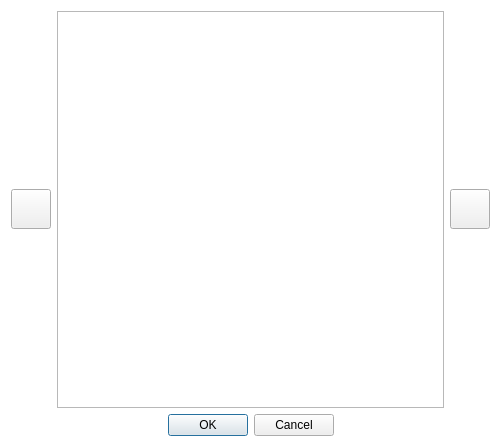
Above: CaX/dialog/cdripinfodialog.ui from fsest4u/CaX_03 before the change. Below: the same form after it.
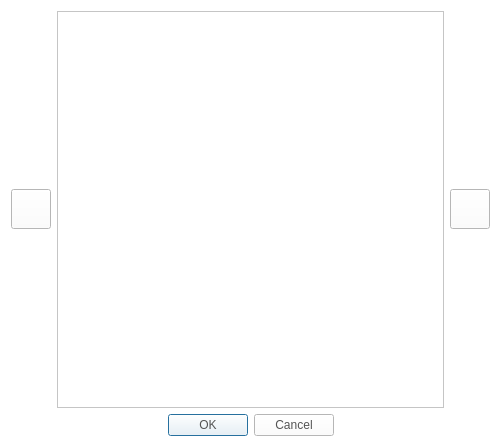
That is the form after the change. Icons and pictures are not drawn.

Commit message: [group play] ~ing dialog

What changed in the file:
```diff
--- a/CaX/dialog/cdripinfodialog.ui
+++ b/CaX/dialog/cdripinfodialog.ui
@@ -19,7 +19,12 @@
 	color: rgb(84, 84, 84);
 	font: 14pt &quot;Segoe UI&quot;;
 }
-QDialog
+QPushButton
+{
+	color: rgb(84, 84, 84);
+	font: 14pt &quot;Segoe UI&quot;;
+}
+QWidget
 {
 	background-color: rgb(255, 255, 255);
 }</string>
```
Left out of the diff: 4 changed lines with no effect on the pictures. The commit also changes 24 other files.
